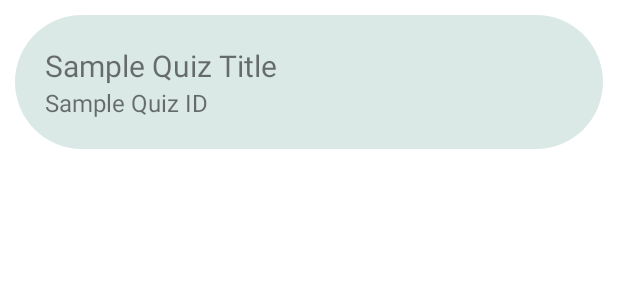
After one commit to abaditya26/QuizApplication, an Android app: the layout recycler_created_quiz.xml on its own in the app's theme, with its tools: preview values and no code run, on a phone screen of 412 x 824 dp. The commit adds this screen. Shown: the top 300 px of the screen. Run offline under Robolectric (Android 15) with nearby library versions, the phone set to English and light mode, and no system bars.

Commit message:
old quizs

```diff
--- a/app/src/main/AndroidManifest.xml
+++ b/app/src/main/AndroidManifest.xml
@@ -9,7 +9,8 @@
         android:roundIcon="@mipmap/ic_launcher_round"
         android:supportsRtl="true"
         android:theme="@style/Theme.QuizApplication">
-        <activity android:name=".Creator.CreatedQuizsActivity"></activity>
+        <activity android:name=".Creator.OldQuestionsActivity"></activity>
+        <activity android:name=".Creator.CreatedQuizsActivity" />
         <activity android:name=".Creator.AddNewQuestionActivity" />
         <activity android:name=".Creator.NewQuizActivity" />
         <activity android:name=".AttemptQuizActivity" />
--- a/app/src/main/java/com/aditya/quizapplication/Adapters/AdapterOptions.java
+++ b/app/src/main/java/com/aditya/quizapplication/Adapters/AdapterOptions.java
@@ -12,6 +12,7 @@ import androidx.annotation.NonNull;
 import androidx.recyclerview.widget.RecyclerView;
 
 import com.aditya.quizapplication.AttemptQuizActivity;
+import com.aditya.quizapplication.Creator.CreatedQuizsActivity;
 import com.aditya.quizapplication.Models.ModelOptions;
 import com.aditya.quizapplication.Creator.NewQuizActivity;
 import com.aditya.quizapplication.R;
@@ -71,6 +72,11 @@ public class AdapterOptions extends RecyclerView.Adapter<AdapterOptions.MyHolder
                         newQuiz.setFlags(Intent.FLAG_ACTIVITY_NEW_TASK);
                         ctx.startActivity(newQuiz);
                         break;
+                    case "Your Quiz":
+                        Intent yourQuiz = new Intent(ctx, CreatedQuizsActivity.class);
+                        yourQuiz.setFlags(Intent.FLAG_ACTIVITY_NEW_TASK);
+                        ctx.startActivity(yourQuiz);
+                        break;
                     default:
                         Toast.makeText(ctx, "No Listener defined", Toast.LENGTH_SHORT).show();
                         break;
--- /dev/null
+++ b/app/src/main/res/layout/recycler_created_quiz.xml
@@ -0,0 +1,26 @@
+<?xml version="1.0" encoding="utf-8"?>
+<LinearLayout
+    xmlns:android="http://schemas.android.com/apk/res/android"
+    android:layout_width="match_parent"
+    android:layout_height="wrap_content"
+    android:padding="20dp"
+    android:layout_margin="10dp"
+    android:background="@drawable/background_options"
+    android:orientation="vertical">
+
+    <TextView
+        android:id="@+id/quizCreatedName"
+        android:layout_width="wrap_content"
+        android:layout_height="wrap_content"
+        android:textSize="20sp"
+        android:text="Sample Quiz Title"/>
+
+    <TextView
+        android:id="@+id/quizCreatedId"
+        android:layout_width="wrap_content"
+        android:layout_height="wrap_content"
+        android:textSize="16sp"
+        android:text="Sample Quiz ID"
+        />
+
+</LinearLayout>
```
Also changed, not shown: app/src/main/java/com/aditya/quizapplication/Adapters/AdapterQuiz.java (added, +64 -0 lines), app/src/main/java/com/aditya/quizapplication/Creator/AddNewQuestionActivity.java (+8 -0 lines), app/src/main/java/com/aditya/quizapplication/Creator/CreatedQuizsActivity.java (+59 -0 lines), app/src/main/java/com/aditya/quizapplication/Creator/NewQuizActivity.java (+7 -0 lines), app/src/main/java/com/aditya/quizapplication/Creator/OldQuestionsActivity.java (added, +18 -0 lines), app/src/main/res/layout/activity_created_quizs.xml (+27 -2 lines), app/src/main/res/layout/activity_old_questions.xml (added, +9 -0 lines).
